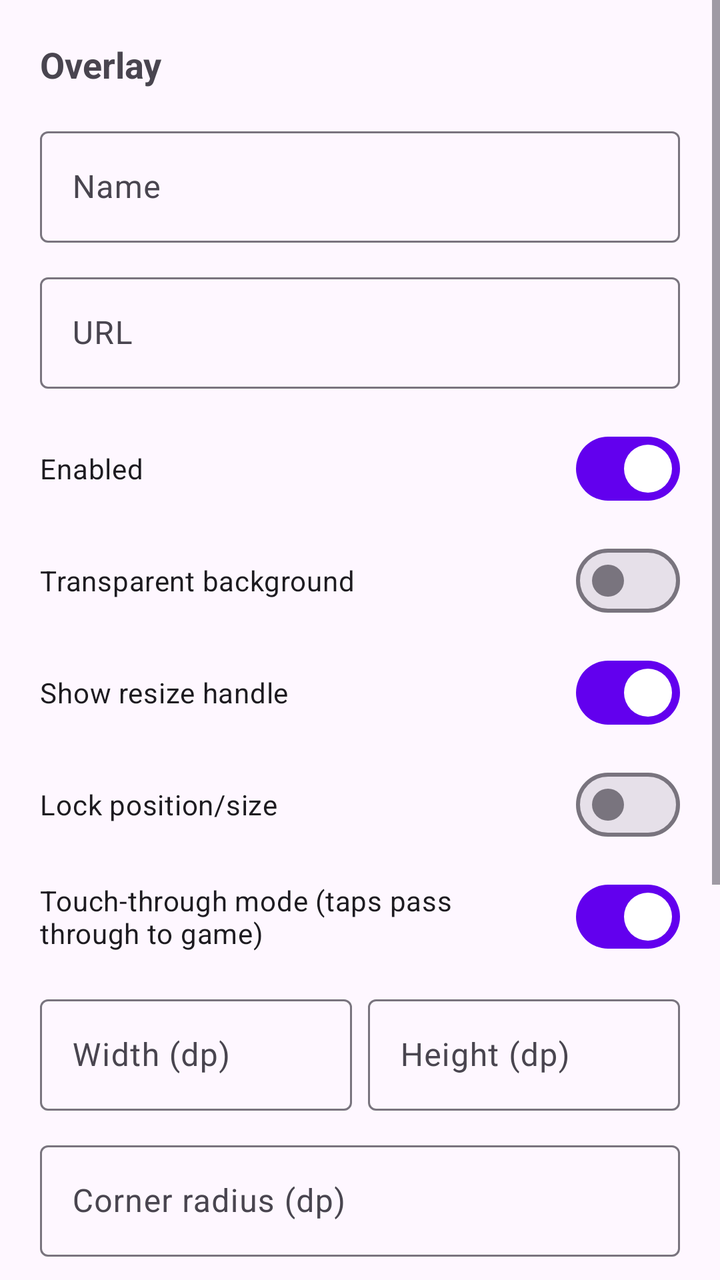
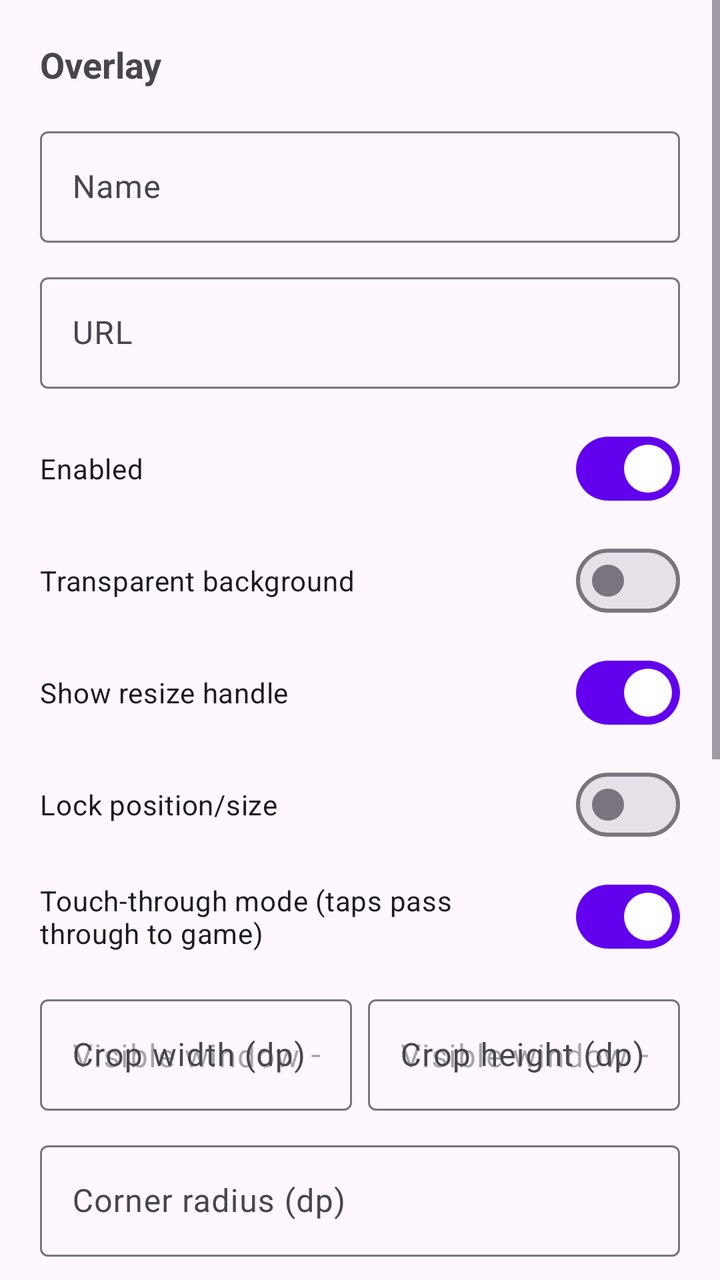

Two renders of the same Android screen: before a commit and after it. Below are the layout's source before the change and the commit's diff.
<!-- AndroidManifest.xml: application theme Theme.FloatOverlay -->
<!-- res/layout/dialog_overlay_edit.xml -->
<?xml version="1.0" encoding="utf-8"?>
<ScrollView xmlns:android="http://schemas.android.com/apk/res/android"
    android:layout_width="match_parent"
    android:layout_height="wrap_content">

    <LinearLayout
        android:layout_width="match_parent"
        android:layout_height="wrap_content"
        android:orientation="vertical"
        android:padding="20dp">

        <TextView
            android:layout_width="wrap_content"
            android:layout_height="wrap_content"
            android:layout_marginBottom="16dp"
            android:text="Overlay"
            android:textSize="18sp"
            android:textStyle="bold" />

        <com.google.android.material.textfield.TextInputLayout
            android:layout_width="match_parent"
            android:layout_height="wrap_content"
            android:hint="Name">

            <com.google.android.material.textfield.TextInputEditText
                android:id="@+id/nameInput"
                android:layout_width="match_parent"
                android:layout_height="wrap_content"
                android:inputType="text" />

        </com.google.android.material.textfield.TextInputLayout>

        <com.google.android.material.textfield.TextInputLayout
            android:layout_width="match_parent"
            android:layout_height="wrap_content"
            android:layout_marginTop="12dp"
            android:hint="URL">

            <com.google.android.material.textfield.TextInputEditText
                android:id="@+id/urlInput"
                android:layout_width="match_parent"
                android:layout_height="wrap_content"
                android:inputType="textUri" />

        </com.google.android.material.textfield.TextInputLayout>

        <com.google.android.material.materialswitch.MaterialSwitch
            android:id="@+id/enabledSwitch"
            android:layout_width="match_parent"
            android:layout_height="wrap_content"
            android:layout_marginTop="16dp"
            android:checked="true"
            android:text="Enabled" />

        <com.google.android.material.materialswitch.MaterialSwitch
            android:id="@+id/transparentBackgroundSwitch"
            android:layout_width="match_parent"
            android:layout_height="wrap_content"
            android:layout_marginTop="8dp"
            android:text="Transparent background" />

        <com.google.android.material.materialswitch.MaterialSwitch
            android:id="@+id/showResizeHandleSwitch"
            android:layout_width="match_parent"
            android:layout_height="wrap_content"
            android:layout_marginTop="8dp"
            android:checked="true"
            android:text="Show resize handle" />

        <com.google.android.material.materialswitch.MaterialSwitch
            android:id="@+id/lockOverlaySwitch"
            android:layout_width="match_parent"
            android:layout_height="wrap_content"
            android:layout_marginTop="8dp"
            android:text="Lock position/size" />

        <com.google.android.material.materialswitch.MaterialSwitch
            android:id="@+id/touchThroughSwitch"
            android:layout_width="match_parent"
            android:layout_height="wrap_content"
            android:layout_marginTop="8dp"
            android:checked="true"
            android:text="Touch-through mode (taps pass through to game)" />

        <LinearLayout
            android:layout_width="match_parent"
            android:layout_height="wrap_content"
            android:layout_marginTop="12dp"
            android:orientation="horizontal">

            <com.google.android.material.textfield.TextInputLayout
                android:layout_width="0dp"
                android:layout_height="wrap_content"
                android:layout_marginEnd="8dp"
                android:layout_weight="1"
                android:hint="Width (dp)">

                <com.google.android.material.textfield.TextInputEditText
                    android:id="@+id/widthInput"
                    android:layout_width="match_parent"
                    android:layout_height="wrap_content"
                    android:inputType="number" />

            </com.google.android.material.textfield.TextInputLayout>

            <com.google.android.material.textfield.TextInputLayout
                android:layout_width="0dp"
                android:layout_height="wrap_content"
                android:layout_weight="1"
                android:hint="Height (dp)">

                <com.google.android.material.textfield.TextInputEditText
                    android:id="@+id/heightInput"
                    android:layout_width="match_parent"
                    android:layout_height="wrap_content"
                    android:inputType="number" />

            </com.google.android.material.textfield.TextInputLayout>

        </LinearLayout>

        <com.google.android.material.textfield.TextInputLayout
            android:layout_width="match_parent"
            android:layout_height="wrap_content"
            android:layout_marginTop="12dp"
            android:hint="Corner radius (dp)">

            <com.google.android.material.textfield.TextInputEditText
                android:id="@+id/cornerRadiusInput"
                android:layout_width="match_parent"
                android:layout_height="wrap_content"
                android:inputType="number" />

        </com.google.android.material.textfield.TextInputLayout>

        <com.google.android.material.textfield.TextInputLayout
            android:layout_width="match_parent"
            android:layout_height="wrap_content"
            android:layout_marginTop="12dp"
            android:hint="Background color (hex, e.g. #CC000000)">

            <com.google.android.material.textfield.TextInputEditText
                android:id="@+id/colorInput"
                android:layout_width="match_parent"
                android:layout_height="wrap_content"
                android:inputType="text" />

        </com.google.android.material.textfield.TextInputLayout>

        <TextView
            android:layout_width="wrap_content"
            android:layout_height="wrap_content"
            android:layout_marginTop="16dp"
            android:text="Position (px from screen edges)"
            android:textSize="14sp"
            android:textStyle="bold" />

        <TextView
            android:id="@+id/positionInfo"
            android:layout_width="match_parent"
            android:layout_height="wrap_content"
            android:layout_marginTop="4dp"
            android:text="Left: 0 | Top: 0 | Right: 0 | Bottom: 0"
            android:textSize="12sp" />

        <LinearLayout
            android:layout_width="match_parent"
            android:layout_height="wrap_content"
            android:layout_marginTop="8dp"
            android:orientation="horizontal">

            <com.google.android.material.textfield.TextInputLayout
                android:layout_width="0dp"
                android:layout_height="wrap_content"
                android:layout_marginEnd="8dp"
                android:layout_weight="1"
                android:hint="Left (px)">

                <com.google.android.material.textfield.TextInputEditText
                    android:id="@+id/posXInput"
                    android:layout_width="match_parent"
                    android:layout_height="wrap_content"
                    android:inputType="numberSigned" />

            </com.google.android.material.textfield.TextInputLayout>

            <com.google.android.material.textfield.TextInputLayout
                android:layout_width="0dp"
                android:layout_height="wrap_content"
                android:layout_weight="1"
                android:hint="Top (px)">

                <com.google.android.material.textfield.TextInputEditText
                    android:id="@+id/posYInput"
                    android:layout_width="match_parent"
                    android:layout_height="wrap_content"
                    android:inputType="numberSigned" />

            </com.google.android.material.textfield.TextInputLayout>

        </LinearLayout>

        <TextView
            android:layout_width="wrap_content"
            android:layout_height="wrap_content"
            android:layout_marginTop="16dp"
            android:text="Opacity" />

        <SeekBar
            android:id="@+id/opacitySeekBar"
            android:layout_width="match_parent"
            android:layout_height="wrap_content"
            android:layout_marginTop="4dp"
            android:max="100"
            android:progress="100" />

        <TextView
            android:id="@+id/opacityValue"
            android:layout_width="wrap_content"
            android:layout_height="wrap_content"
            android:layout_marginTop="4dp"
            android:text="100%" />

    </LinearLayout>
</ScrollView>
<!-- resources referenced by this layout -->
<resources>
  <style name="Theme.FloatOverlay" parent="Theme.Material3.DayNight.NoActionBar">
          <item name="colorPrimary">@color/purple_500</item>
          <item name="colorPrimaryVariant">@color/purple_700</item>
          <item name="colorOnPrimary">@color/white</item>
          <item name="colorSecondary">@color/teal_200</item>
          <item name="colorSecondaryVariant">@color/teal_700</item>
          <item name="android:statusBarColor">@color/purple_700</item>
      </style>
  <color name="purple_500">#FF6200EE</color>
  <color name="purple_700">#FF3700B3</color>
  <color name="white">#FFFFFFFF</color>
  <color name="teal_200">#FF03DAC5</color>
  <color name="teal_700">#FF018786</color>
</resources>

<!-- the commit's change to res/layout/dialog_overlay_edit.xml (unified diff, before → after) -->
@@ -93,12 +93,13 @@
                 android:layout_height="wrap_content"
                 android:layout_marginEnd="8dp"
                 android:layout_weight="1"
-                android:hint="Width (dp)">
+                android:hint="Crop width (dp)">
 
                 <com.google.android.material.textfield.TextInputEditText
                     android:id="@+id/widthInput"
                     android:layout_width="match_parent"
                     android:layout_height="wrap_content"
+                    android:hint="Visible window — drag the corner handle"
                     android:inputType="number" />
 
             </com.google.android.material.textfield.TextInputLayout>
@@ -107,12 +108,13 @@
                 android:layout_width="0dp"
                 android:layout_height="wrap_content"
                 android:layout_weight="1"
-                android:hint="Height (dp)">
+                android:hint="Crop height (dp)">
 
                 <com.google.android.material.textfield.TextInputEditText
                     android:id="@+id/heightInput"
                     android:layout_width="match_parent"
                     android:layout_height="wrap_content"
+                    android:hint="Visible window — drag the corner handle"
                     android:inputType="number" />
 
             </com.google.android.material.textfield.TextInputLayout>
@@ -221,5 +223,63 @@
             android:layout_marginTop="4dp"
             android:text="100%" />
 
+        <TextView
+            android:layout_width="wrap_content"
+            android:layout_height="wrap_content"
+            android:layout_marginTop="16dp"
+            android:text="Content size (zoom)" />
+
+        <SeekBar
+            android:id="@+id/scaleSeekBar"
+            android:layout_width="match_parent"
+            android:layout_height="wrap_content"
+            android:layout_marginTop="4dp"
+            android:max="275"
+            android:progress="75" />
+
+        <TextView
+            android:id="@+id/scaleValue"
+            android:layout_width="wrap_content"
+            android:layout_height="wrap_content"
+            android:layout_marginTop="4dp"
+            android:text="100%" />
+
+        <LinearLayout
+            android:layout_width="match_parent"
+            android:layout_height="wrap_content"
+            android:layout_marginTop="12dp"
+            android:orientation="horizontal">
+
+            <com.google.android.material.textfield.TextInputLayout
+                android:layout_width="0dp"
+                android:layout_height="wrap_content"
+                android:layout_marginEnd="8dp"
+                android:layout_weight="1"
+                android:hint="Content offset X (px)">
+
+                <com.google.android.material.textfield.TextInputEditText
+                    android:id="@+id/offsetXInput"
+                    android:layout_width="match_parent"
+                    android:layout_height="wrap_content"
+                    android:inputType="numberSigned" />
+
+            </com.google.android.material.textfield.TextInputLayout>
+
+            <com.google.android.material.textfield.TextInputLayout
+                android:layout_width="0dp"
+                android:layout_height="wrap_content"
+                android:layout_weight="1"
+                android:hint="Content offset Y (px)">
+
+                <com.google.android.material.textfield.TextInputEditText
+                    android:id="@+id/offsetYInput"
+                    android:layout_width="match_parent"
+                    android:layout_height="wrap_content"
+                    android:inputType="numberSigned" />
+
+            </com.google.android.material.textfield.TextInputLayout>
+
+        </LinearLayout>
+
     </LinearLayout>
 </ScrollView>
